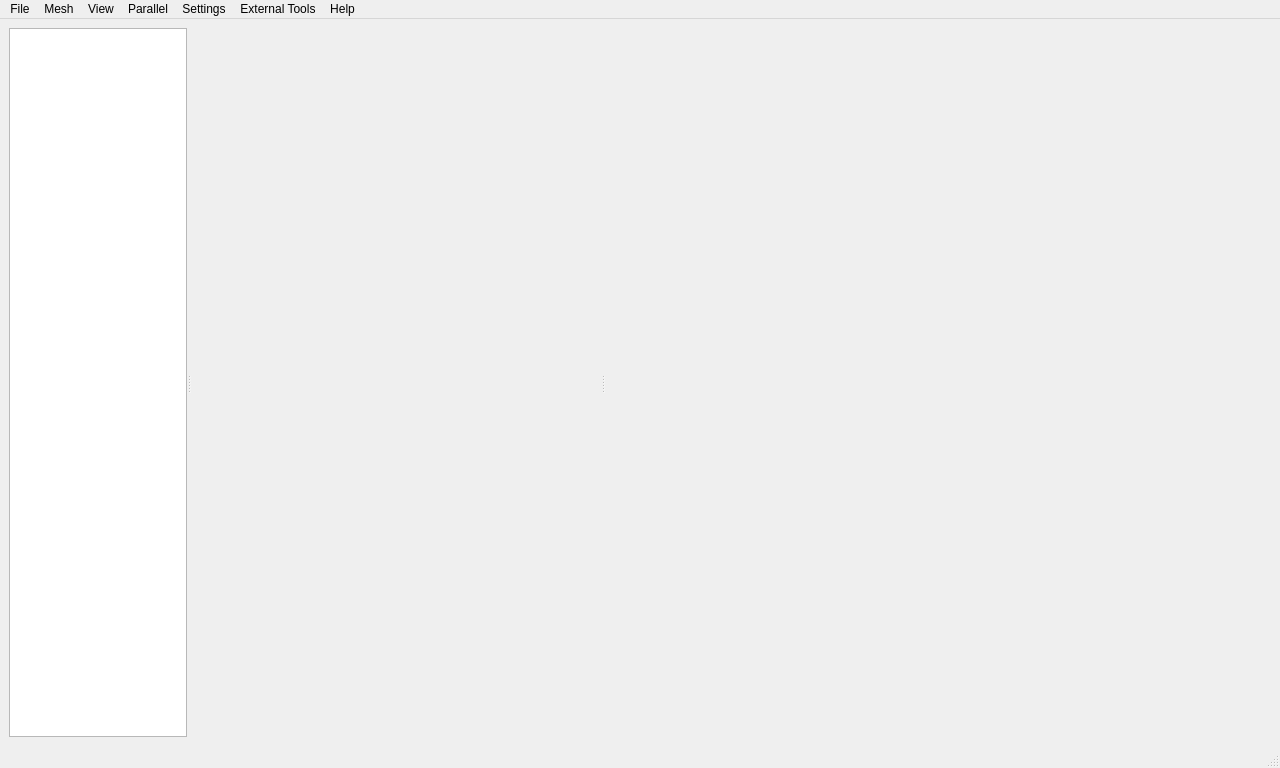
Above: baramFlow/view/main_window/main_window.ui from nextfoam/baram before the change. Below: the same form after it.
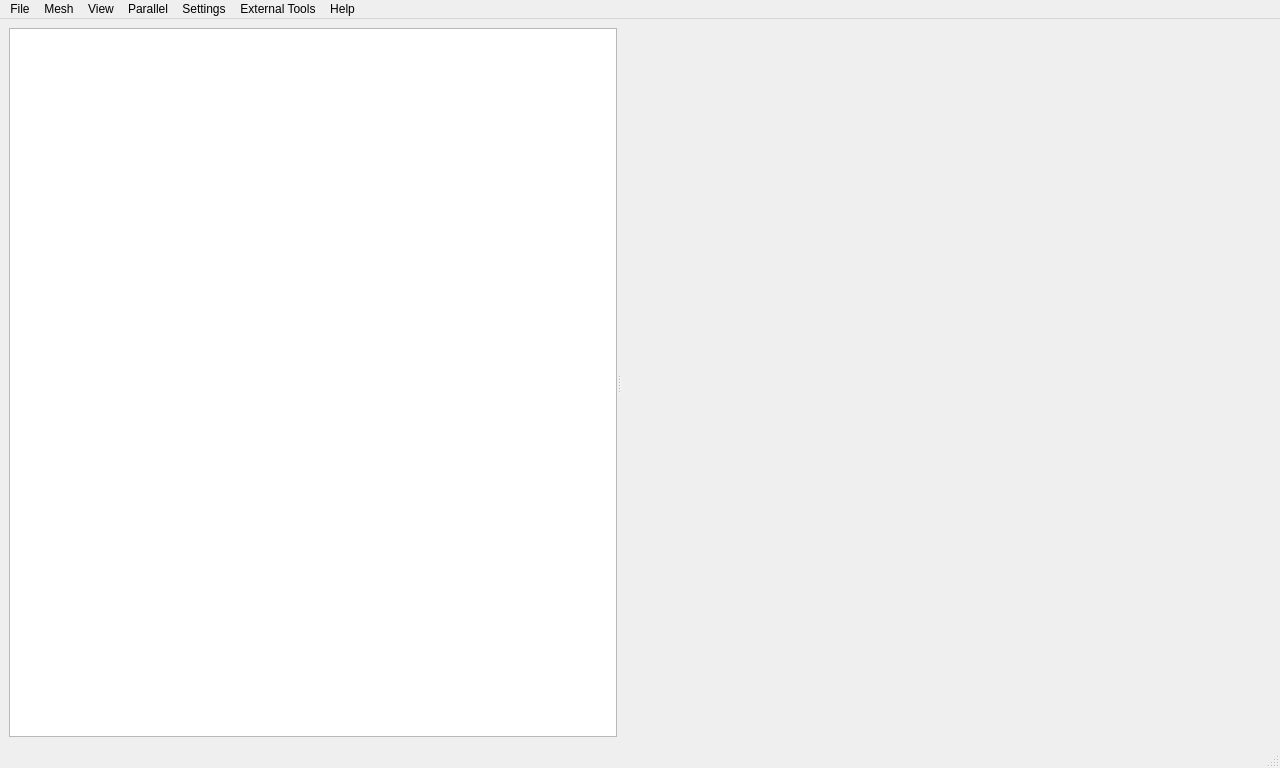
That is the form after the change.

What changed in the file:
```diff
--- a/baramFlow/view/main_window/main_window.ui
+++ b/baramFlow/view/main_window/main_window.ui
@@ -26,19 +26,7 @@
      <verstretch>0</verstretch>
     </sizepolicy>
    </property>
-   <property name="minimumSize">
-    <size>
-     <width>600</width>
-     <height>0</height>
-    </size>
-   </property>
-   <property name="maximumSize">
-    <size>
-     <width>600</width>
-     <height>16777215</height>
-    </size>
-   </property>
-   <layout class="QVBoxLayout" name="verticalLayout_3">
+   <layout class="QHBoxLayout" name="horizontalLayout_2">
     <item>
      <widget class="QSplitter" name="splitter">
       <property name="sizePolicy">
@@ -68,7 +56,7 @@
        </property>
        <property name="minimumSize">
         <size>
-         <width>0</width>
+         <width>200</width>
          <height>0</height>
         </size>
        </property>
@@ -272,49 +260,6 @@
    <addaction name="menuHelp"/>
   </widget>
   <widget class="QStatusBar" name="statusbar"/>
-  <widget class="QDockWidget" name="emptyDock">
-   <property name="sizePolicy">
-    <sizepolicy hsizetype="Expanding" vsizetype="Preferred">
-     <horstretch>0</horstretch>
-     <verstretch>0</verstretch>
-    </sizepolicy>
-   </property>
-   <property name="features">
-    <set>QDockWidget::NoDockWidgetFeatures</set>
-   </property>
-   <property name="allowedAreas">
-    <set>Qt::RightDockWidgetArea</set>
-   </property>
-   <property name="windowTitle">
-    <string/>
-   </property>
-   <attribute name="dockWidgetArea">
-    <number>2</number>
-   </attribute>
-   <widget class="QWidget" name="dockWidgetContents">
-    <layout class="QVBoxLayout" name="verticalLayout_4">
-     <property name="leftMargin">
-      <number>0</number>
-     </property>
-     <property name="topMargin">
-      <number>0</number>
-     </property>
-     <property name="rightMargin">
-      <number>0</number>
-     </property>
-     <property name="bottomMargin">
-      <number>0</number>
-     </property>
-     <item>
-      <widget class="QLabel" name="label_2">
-       <property name="text">
-        <string/>
-       </property>
-      </widget>
-     </item>
-    </layout>
-   </widget>
-  </widget>
   <action name="actionCloseCase">
    <property name="text">
     <string>Close Project</string>
```
